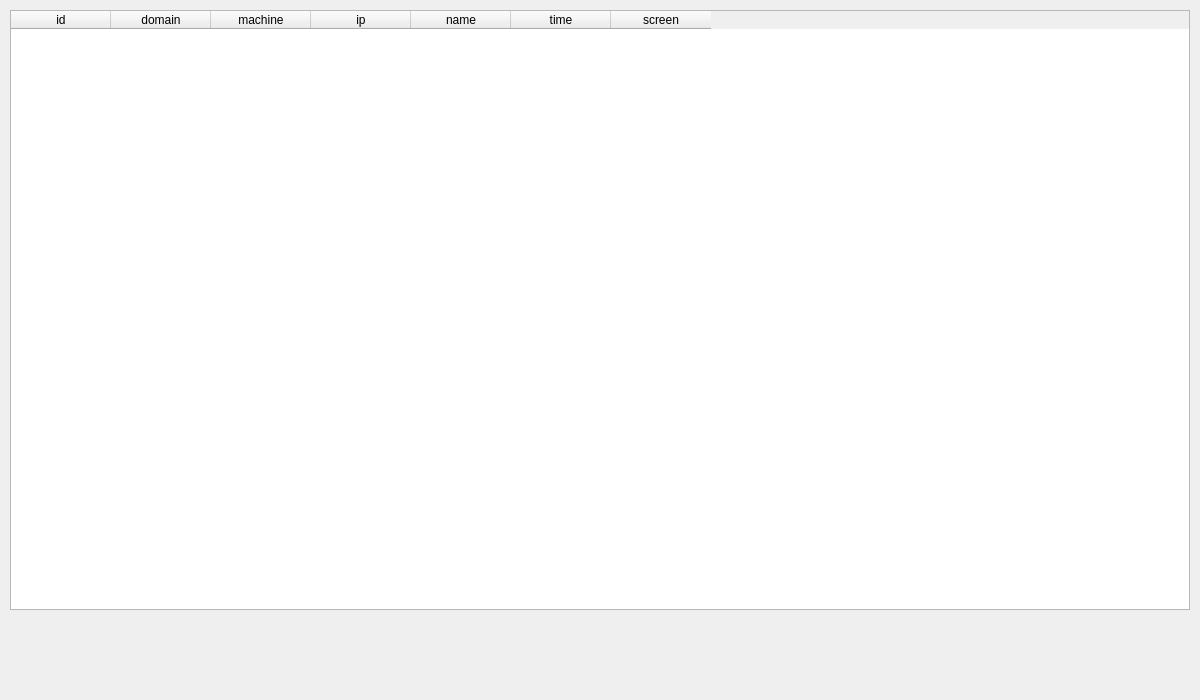
Before: the Qt Designer form server/mainwindow.ui in antonak387/monitoring-work-activity, drawn with Qt 5.
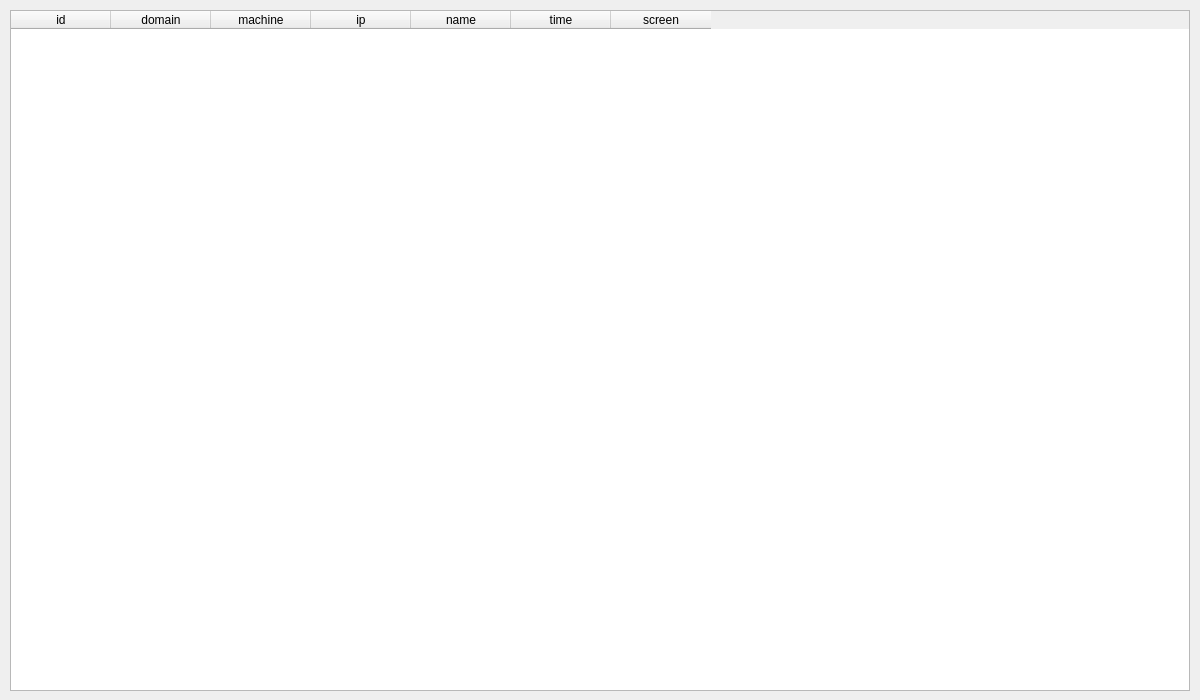
After: the same form once the commit is applied.

The edit to the form file:
```diff
--- a/server/mainwindow.ui
+++ b/server/mainwindow.ui
@@ -20,7 +20,7 @@
       <x>10</x>
       <y>10</y>
       <width>1180</width>
-      <height>600</height>
+      <height>681</height>
      </rect>
     </property>
     <property name="rowCount">
```
